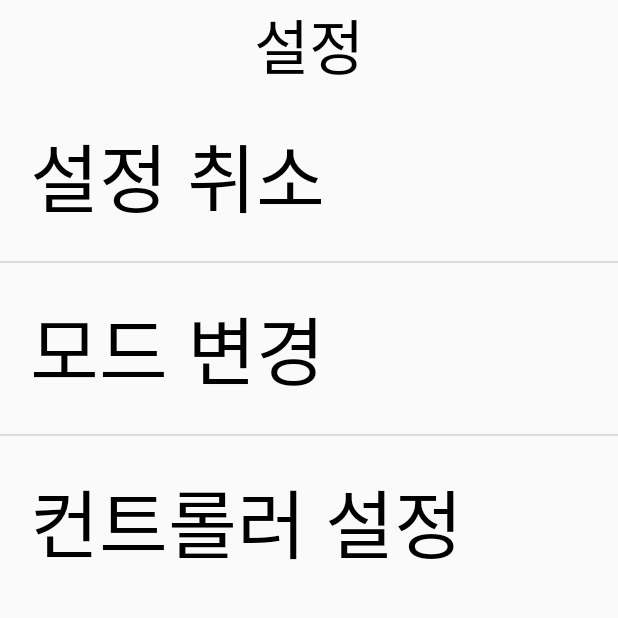
After one commit to tazozzang/Semi_Final_BF, an Android app: the SettingActivity screen opened directly, with no data from a screen before it, on a phone screen of 412 x 824 dp, the top half of it. The commit adds this screen. Run offline under Robolectric (Android 15) with nearby library versions, the phone set to English and light mode, and no system bars.

Commit message:
SettingActivity.class, activity_setting.xml 추가 - 설정창 재구성 - 설정 메뉴 : 모드 변경(바둑판배열,컨트롤러), 컨트롤러 설정

```diff
--- a/app/src/main/AndroidManifest.xml
+++ b/app/src/main/AndroidManifest.xml
@@ -57,6 +57,7 @@
 
         <receiver android:name=".BroadcastD" />
 
+        <activity android:name=".SettingActivity"></activity>
         <activity android:name=".SM_main"></activity>
     </application>
 
--- a/app/src/main/java/com/example/tazo/semi_final_bf/MainActivity.java
+++ b/app/src/main/java/com/example/tazo/semi_final_bf/MainActivity.java
@@ -594,7 +594,7 @@ GoogleApiClient.OnConnectionFailedListener{
                         String settinmsg = "설정 메뉴로 진입합니다.";
                         Toast.makeText(context, settinmsg, Toast.LENGTH_SHORT).show();
                         tts.speak(settinmsg, TextToSpeech.QUEUE_FLUSH, null);
-                        Intent intent = new Intent(context, CSettingActivity.class);
+                        Intent intent = new Intent(context, SettingActivity.class);
                         startActivityForResult(intent,REQUEST_CHANGE);
                     }
                     // up to down swipe
--- /dev/null
+++ b/app/src/main/java/com/example/tazo/semi_final_bf/SettingActivity.java
@@ -0,0 +1,136 @@
+package com.example.tazo.semi_final_bf;
+
+import android.app.Activity;
+import android.content.Context;
+import android.content.Intent;
+import android.os.Bundle;
+import android.os.Vibrator;
+import android.speech.tts.TextToSpeech;
+import android.speech.tts.UtteranceProgressListener;
+import android.support.annotation.Nullable;
+import android.view.MotionEvent;
+import android.view.View;
+import android.widget.AdapterView;
+import android.widget.ArrayAdapter;
+import android.widget.ListView;
+import android.widget.TextView;
+
+import java.util.HashMap;
+import java.util.Locale;
+
+/**
+ * Created by Tazo on 2017-04-26.
+ */
+
+public class SettingActivity extends Activity implements TextToSpeech.OnInitListener {
+    TextToSpeech tts;
+
+    ListView listView;
+    ArrayAdapter adapter;
+
+    String start;
+
+    boolean exit = false;
+    int RESULT_OK = 1;
+
+    UtteranceProgressListener listener = new UtteranceProgressListener() {
+        @Override
+        public void onStart(String utteranceId) {
+
+        }
+
+        @Override
+        public void onDone(String utteranceId) {
+            if(exit) {
+                Intent returnIntent = new Intent();
+                returnIntent.putExtra("result","ok");
+                setResult(2, returnIntent);
+                finish();
+            }
+        }
+
+        @Override
+        public void onError(String utteranceId) {
+
+        }
+    };
+
+    @Override
+    protected void onCreate(@Nullable Bundle savedInstanceState) {
+        super.onCreate(savedInstanceState);
+        setContentView(R.layout.activity_setting);
+
+        listView = (ListView)findViewById(R.id.setting_listview);
+        adapter = new ArrayAdapter(getApplicationContext(), R.layout.row);
+        adapter.add("설정 취소");
+        adapter.add("모드 변경");
+        adapter.add("컨트롤러 설정");
+        listView.setAdapter(adapter);
+
+        tts = new TextToSpeech(this, this);
+        tts.setLanguage(Locale.KOREA);
+
+        start = "설정 메뉴입니다. 볼륨키나 터치를 이용하여 목록을 읽고, 더블 탭으로 설정을 완료하세요.";
+        onInit(0);
+
+        // 볼륨키로 선택하는 것도 추가하기
+        // 터치도 완성 안됨
+
+        listView.setOnItemClickListener(new AdapterView.OnItemClickListener() {
+            @Override
+            public void onItemClick(AdapterView<?> parent, View view, int position, long id) {
+                switch (position) {
+                    case 1:
+                        // 설정 취소
+                        break;
+                    case 2:
+                        // 모드 변경
+                        break;
+                    case 3:
+                        // 컨트롤러 설정
+                        Intent i = new Intent(SettingActivity.this, CSettingActivity.class);
+                        startActivity(i);
+                        break;
+                }
+            }
+        });
+
+    }
+
+    @Override
+    public void onInit(int status) {
+        tts.setOnUtteranceProgressListener(listener);
+        HashMap<String, String> params = new HashMap<String, String>();
+        params.put(TextToSpeech.Engine.KEY_PARAM_UTTERANCE_ID,"stringId");
+        tts.speak(start,TextToSpeech.QUEUE_FLUSH, params);
+
+        //QUEUE_FLUSH는 큐에 모든 값을 없애고 초기화한 후 값을 넣는 옵션
+        //QUEUE_ADD는 현재 있는 큐값에 추가하는 옵션
+    }
+
+    @Override
+    protected void onDestroy() {
+        super.onDestroy();
+        tts.shutdown();
+    }
+
+    @Override
+    protected void onActivityResult(int requestCode, int resultCode, Intent data) {
+        if(requestCode == RESULT_OK) {
+            if(resultCode == Activity.RESULT_OK) {
+                Intent returnIntent = new Intent();
+                returnIntent.putExtra("result",1);
+                setResult(Activity.RESULT_OK, returnIntent);
+                finish();
+            }else if(resultCode == 2) {
+                Intent returnIntent = new Intent(getApplication(), MainActivity.class);
+                returnIntent.putExtra("result",2);
+                setResult(2, returnIntent);
+                finish();
+            }else{
+                tts.speak("오류 발생!",TextToSpeech.QUEUE_FLUSH,null);
+            }
+        }
+    }
+
+}
--- /dev/null
+++ b/app/src/main/res/layout/activity_setting.xml
@@ -0,0 +1,18 @@
+<?xml version="1.0" encoding="utf-8"?>
+<LinearLayout xmlns:android="http://schemas.android.com/apk/res/android"
+    android:orientation="vertical" android:layout_width="match_parent"
+    android:layout_height="match_parent">
+    <TextView
+        android:layout_width="match_parent"
+        android:layout_height="wrap_content"
+        android:gravity="center"
+        android:textSize="40dp"
+        android:textColor="#000000"
+        android:id="@+id/setting_title"
+        android:text="설정"/>
+
+    <ListView
+        android:layout_width="match_parent"
+        android:layout_height="wrap_content"
+        android:id="@+id/setting_listview"></ListView>
+</LinearLayout>
```
